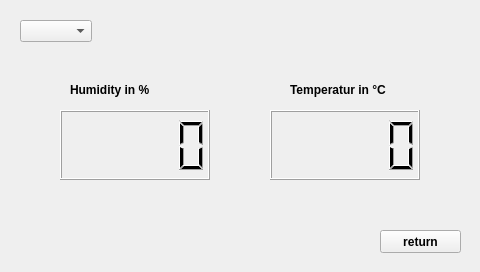
First picture: the form in showdata.ui, repository 3semesterprojekt/DevKitsoftware, before the edit.
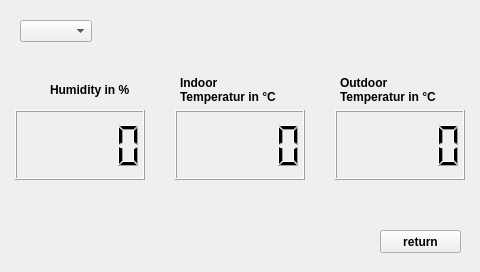
Second picture: the form after the edit.

```diff
--- a/showdata.ui
+++ b/showdata.ui
@@ -38,9 +38,9 @@
   <widget class="QLCDNumber" name="humidityLcd">
    <property name="geometry">
     <rect>
-     <x>60</x>
+     <x>15</x>
      <y>110</y>
-     <width>150</width>
+     <width>130</width>
      <height>70</height>
     </rect>
    </property>
@@ -51,9 +51,9 @@
   <widget class="QLCDNumber" name="tempLcd">
    <property name="geometry">
     <rect>
-     <x>270</x>
+     <x>175</x>
      <y>110</y>
-     <width>150</width>
+     <width>130</width>
      <height>70</height>
     </rect>
    </property>
@@ -64,7 +64,7 @@
   <widget class="QLabel" name="label">
    <property name="geometry">
     <rect>
-     <x>70</x>
+     <x>50</x>
      <y>70</y>
      <width>171</width>
      <height>40</height>
@@ -83,7 +83,7 @@
   <widget class="QLabel" name="label_2">
    <property name="geometry">
     <rect>
-     <x>290</x>
+     <x>180</x>
      <y>70</y>
      <width>161</width>
      <height>40</height>
@@ -96,7 +96,8 @@
     </font>
    </property>
    <property name="text">
-    <string>Temperatur in °C</string>
+    <string>Indoor 
+Temperatur in °C</string>
    </property>
   </widget>
   <widget class="QComboBox" name="deviceComboBox">
@@ -115,6 +116,39 @@
     <enum>QComboBox::AdjustToContents</enum>
    </property>
   </widget>
+  <widget class="QLCDNumber" name="outTempLcd">
+   <property name="geometry">
+    <rect>
+     <x>335</x>
+     <y>110</y>
+     <width>130</width>
+     <height>70</height>
+    </rect>
+   </property>
+   <property name="intValue" stdset="0">
+    <number>0</number>
+   </property>
+  </widget>
+  <widget class="QLabel" name="label_3">
+   <property name="geometry">
+    <rect>
+     <x>340</x>
+     <y>69</y>
+     <width>161</width>
+     <height>41</height>
+    </rect>
+   </property>
+   <property name="font">
+    <font>
+     <weight>75</weight>
+     <bold>true</bold>
+    </font>
+   </property>
+   <property name="text">
+    <string>Outdoor 
+Temperatur in °C</string>
+   </property>
+  </widget>
  </widget>
  <resources/>
  <connections/>
```
